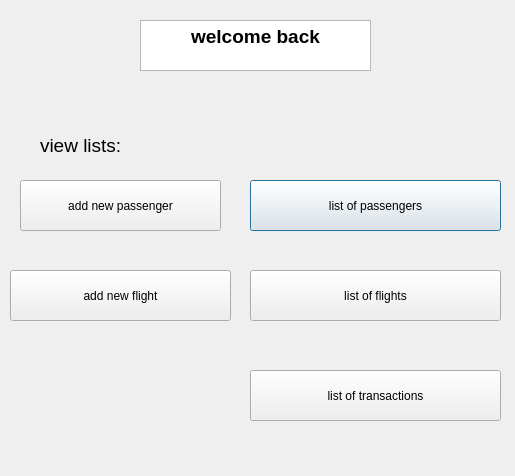
Before: the Qt Designer form adminhomepage.ui in Abdelrahman-Shorim/FlightApp, drawn with Qt 5.
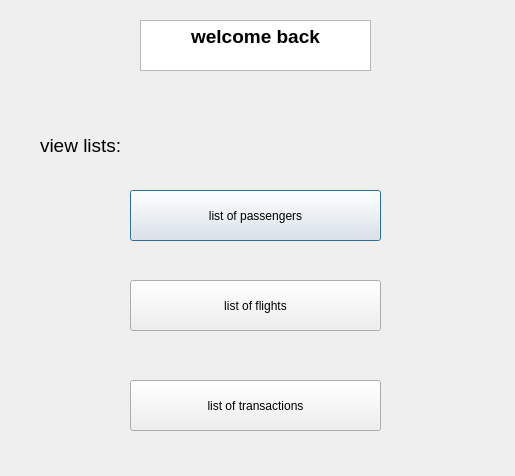
After: the same form once the commit is applied.

```diff
--- a/adminhomepage.ui
+++ b/adminhomepage.ui
@@ -33,8 +33,8 @@
   <widget class="QPushButton" name="listofpassenger">
    <property name="geometry">
     <rect>
-     <x>250</x>
-     <y>180</y>
+     <x>130</x>
+     <y>190</y>
      <width>251</width>
      <height>51</height>
     </rect>
@@ -46,8 +46,8 @@
   <widget class="QPushButton" name="listofflights">
    <property name="geometry">
     <rect>
-     <x>250</x>
-     <y>270</y>
+     <x>130</x>
+     <y>280</y>
      <width>251</width>
      <height>51</height>
     </rect>
@@ -59,8 +59,8 @@
   <widget class="QPushButton" name="listoftransactions">
    <property name="geometry">
     <rect>
-     <x>250</x>
-     <y>370</y>
+     <x>130</x>
+     <y>380</y>
      <width>251</width>
      <height>51</height>
     </rect>
@@ -82,32 +82,6 @@
     <string>&lt;html&gt;&lt;head/&gt;&lt;body&gt;&lt;p&gt;&lt;span style=&quot; font-size:14pt;&quot;&gt;view lists:&lt;/span&gt;&lt;/p&gt;&lt;/body&gt;&lt;/html&gt;</string>
    </property>
   </widget>
-  <widget class="QPushButton" name="addnewpassenger">
-   <property name="geometry">
-    <rect>
-     <x>20</x>
-     <y>180</y>
-     <width>201</width>
-     <height>51</height>
-    </rect>
-   </property>
-   <property name="text">
-    <string>add new passenger</string>
-   </property>
-  </widget>
-  <widget class="QPushButton" name="addnewflight">
-   <property name="geometry">
-    <rect>
-     <x>10</x>
-     <y>270</y>
-     <width>221</width>
-     <height>51</height>
-    </rect>
-   </property>
-   <property name="text">
-    <string>add new flight</string>
-   </property>
-  </widget>
  </widget>
  <resources/>
  <connections/>
```
